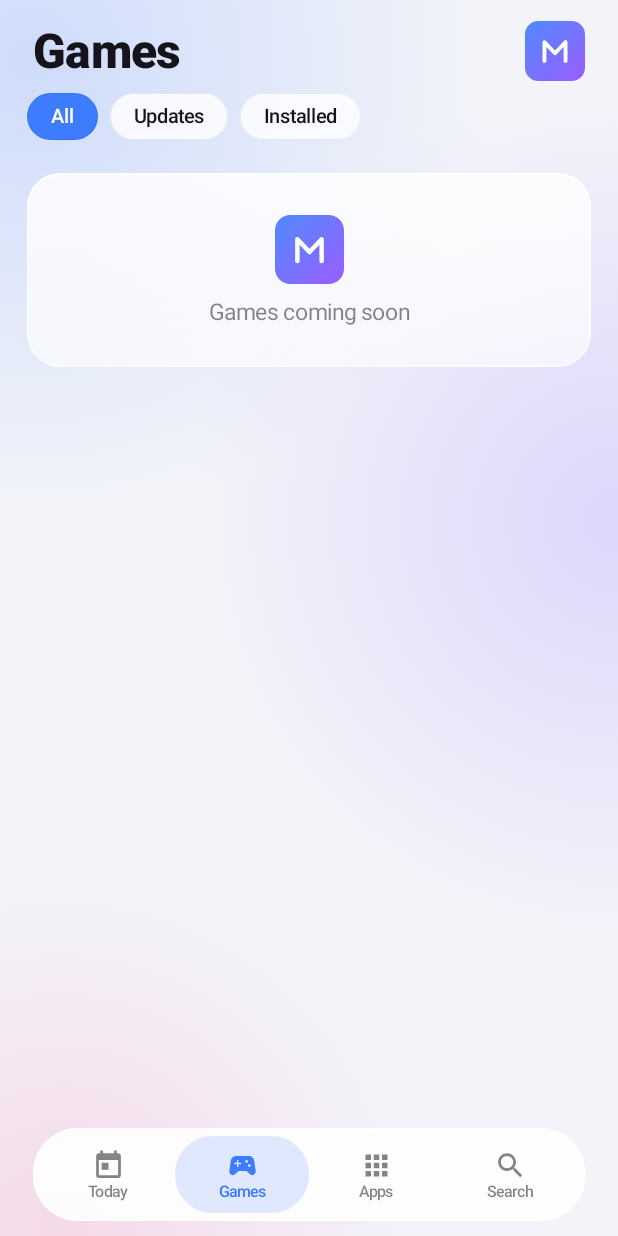
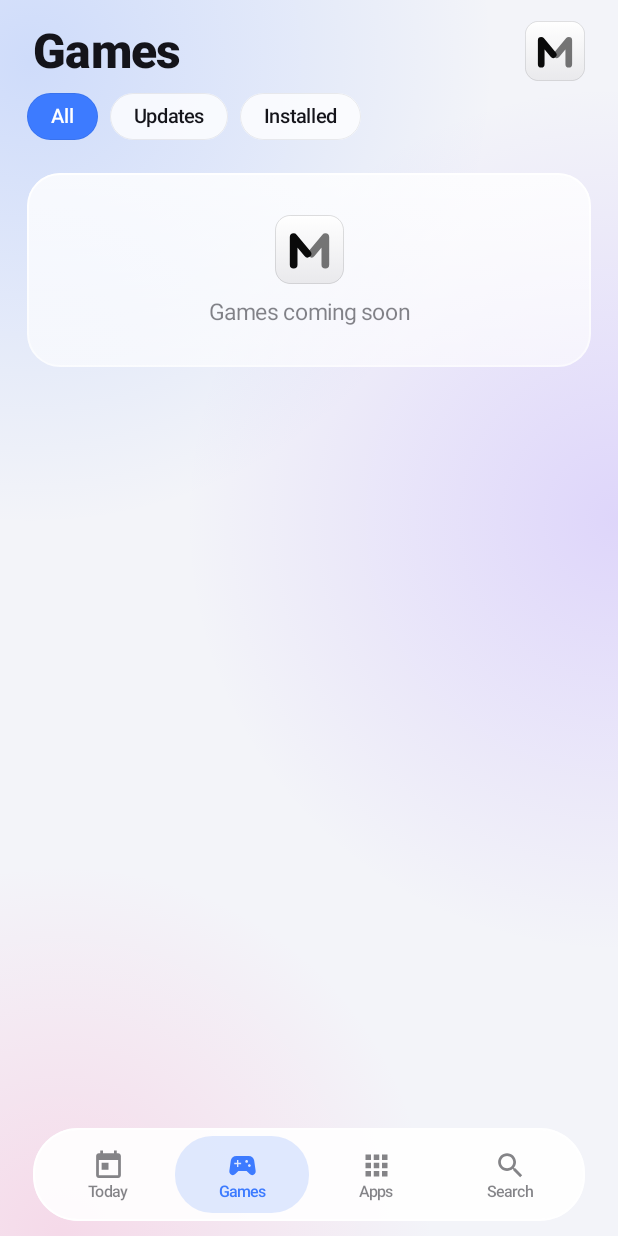
Before and after one commit to mas2026zoom-dotcom/mas-store, an Android app built with Jetpack Compose: the screen it shows after launch (MainActivity), after a tap on "Games", on a phone screen of 412 x 824 dp. Run offline under Robolectric (Android 15) with nearby library versions, the phone set to English and light mode, and no system bars; pictures from the network do not load.

Commit message:
Update mas_logo.xml

```diff
--- a/src/main/res/drawable/mas_logo.xml
+++ b/src/main/res/drawable/mas_logo.xml
@@ -2,13 +2,17 @@
     xmlns:aapt="http://schemas.android.com/aapt"
     android:width="108dp" android:height="108dp"
     android:viewportWidth="108" android:viewportHeight="108">
-    <path android:pathData="M24,0 L84,0 A24,24 0 0 1 108,24 L108,84 A24,24 0 0 1 84,108 L24,108 A24,24 0 0 1 0,84 L0,24 A24,24 0 0 1 24,0 Z">
+    <path android:pathData="M24.8,0.8 L83.2,0.8 A23.2,23.2 0 0 1 107.2,24 L107.2,84 A23.2,23.2 0 0 1 83.2,107.2 L24.8,107.2 A23.2,23.2 0 0 1 0.8,84 L0.8,24 A23.2,23.2 0 0 1 24.8,0.8 Z"
+        android:strokeColor="#26000000" android:strokeWidth="1.4">
         <aapt:attr name="android:fillColor">
-            <gradient android:startX="0" android:startY="0" android:endX="108" android:endY="108"
-                android:startColor="#FF4F8BFF" android:endColor="#FF9B5CFF" android:type="linear" />
+            <gradient android:startX="0" android:startY="0" android:endX="0" android:endY="108"
+                android:startColor="#FFFFFFFF" android:endColor="#FFE9E9EC" android:type="linear" />
         </aapt:attr>
     </path>
-    <path android:strokeColor="#FFFFFFFF" android:strokeWidth="7"
+    <path android:strokeColor="#FF0A0A0A" android:strokeWidth="12"
         android:strokeLineCap="round" android:strokeLineJoin="round"
-        android:pathData="M35,72 L35,38 L54,58 L73,38 L73,72" />
+        android:pathData="M29.2,77.8 L29.2,34.6 L50.8,60.5" />
+    <path android:strokeColor="#FF0A0A0A" android:strokeAlpha="0.55" android:strokeWidth="12"
+        android:strokeLineCap="round" android:strokeLineJoin="round"
+        android:pathData="M78.8,77.8 L78.8,34.6 L57.2,60.5" />
 </vector>
```
